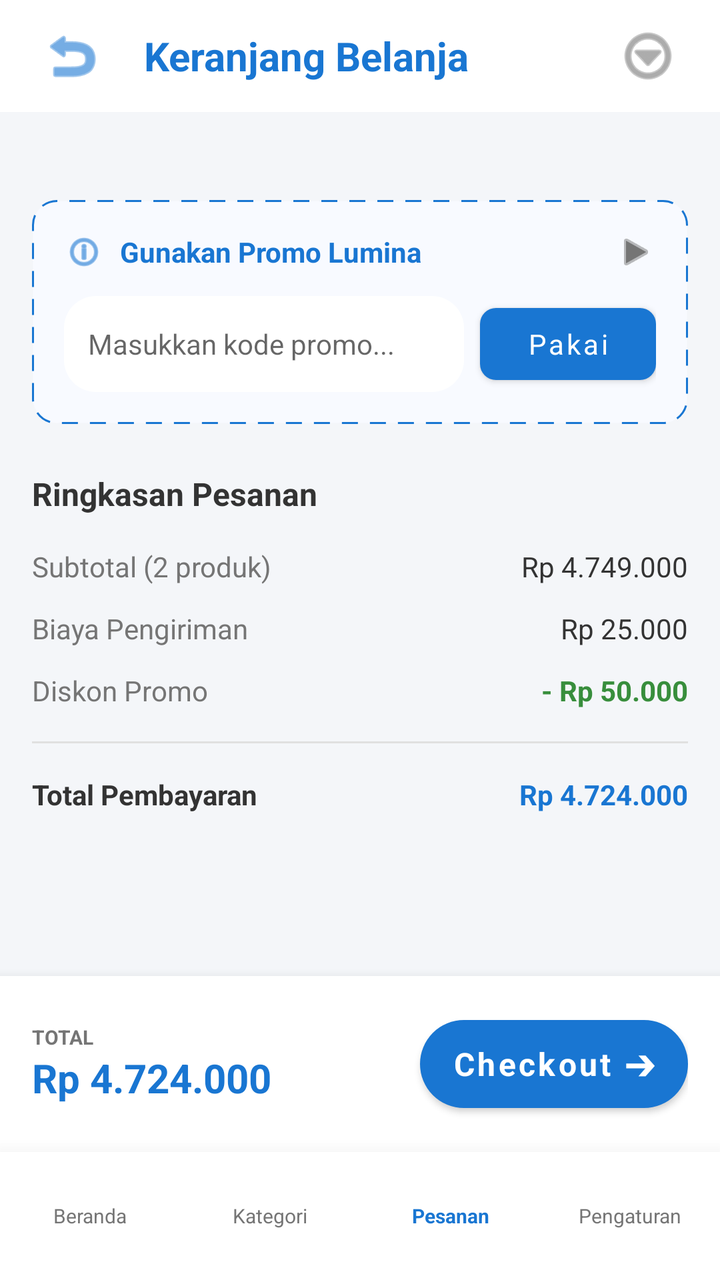
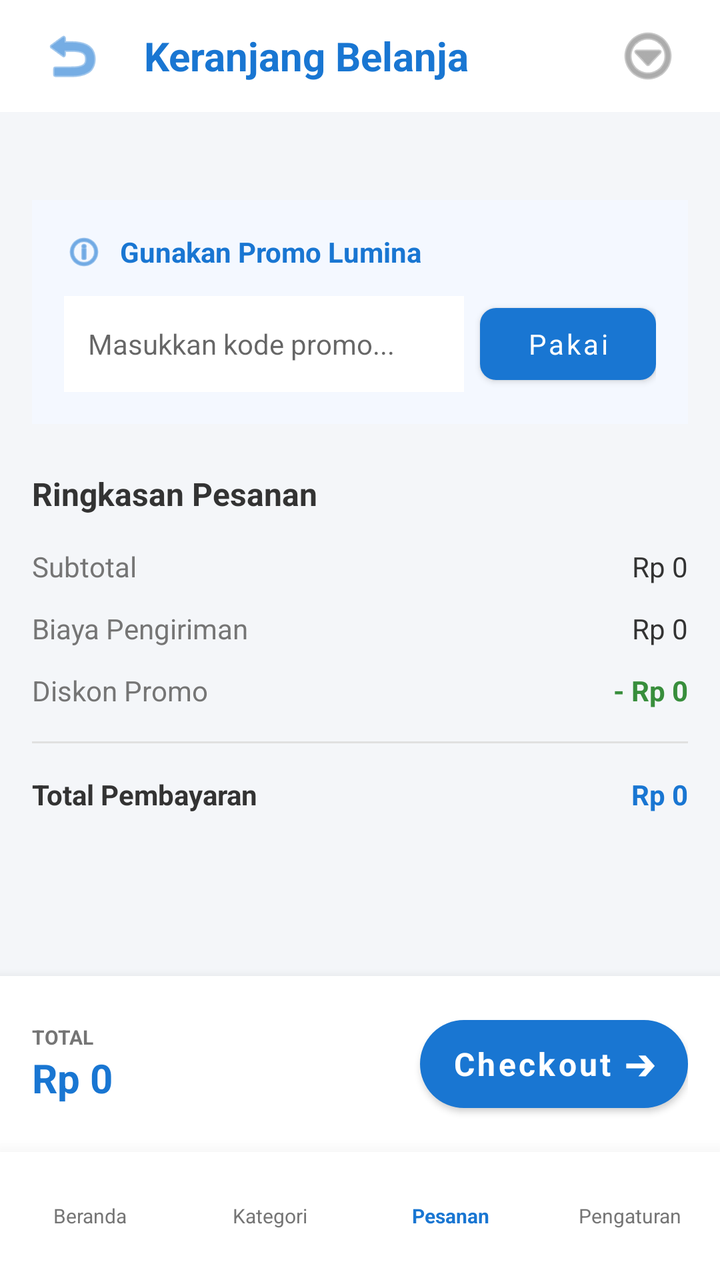

Before-and-after screenshots of an Android layout around one commit, followed by the original layout XML and the change that was made.
<!-- AndroidManifest.xml: application theme Theme.DataMart -->
<!-- res/layout/fragment_cart.xml -->
<?xml version="1.0" encoding="utf-8"?>
<androidx.constraintlayout.widget.ConstraintLayout xmlns:android="http://schemas.android.com/apk/res/android"
    xmlns:app="http://schemas.android.com/apk/res-auto"
    android:layout_width="match_parent"
    android:layout_height="match_parent"
    android:background="@color/background_light">

    <LinearLayout
        android:id="@+id/headerCart"
        android:layout_width="match_parent"
        android:layout_height="?attr/actionBarSize"
        android:gravity="center_vertical"
        android:orientation="horizontal"
        android:paddingHorizontal="16dp"
        android:background="@color/white"
        app:layout_constraintTop_toTopOf="parent">

        <ImageButton
            android:layout_width="40dp"
            android:layout_height="40dp"
            android:background="?attr/selectableItemBackgroundBorderless"
            android:src="@android:drawable/ic_menu_revert"
            app:tint="@color/lumina_blue" />

        <TextView
            android:layout_width="0dp"
            android:layout_height="wrap_content"
            android:layout_marginStart="16dp"
            android:layout_weight="1"
            android:text="Keranjang Belanja"
            android:textColor="@color/lumina_blue"
            android:textSize="20sp"
            android:textStyle="bold" />

        <ImageButton
            android:layout_width="40dp"
            android:layout_height="40dp"
            android:background="?attr/selectableItemBackgroundBorderless"
            android:src="@android:drawable/ic_menu_more"
            app:tint="@color/text_secondary" />
    </LinearLayout>

    <androidx.core.widget.NestedScrollView
        android:layout_width="match_parent"
        android:layout_height="0dp"
        android:fillViewport="true"
        android:paddingHorizontal="16dp"
        android:paddingTop="16dp"
        app:layout_constraintBottom_toTopOf="@+id/bottomCheckoutBar"
        app:layout_constraintTop_toBottomOf="@id/headerCart">

        <LinearLayout
            android:layout_width="match_parent"
            android:layout_height="wrap_content"
            android:orientation="vertical">

            <androidx.recyclerview.widget.RecyclerView
                android:id="@+id/rvCartItems"
                android:layout_width="match_parent"
                android:layout_height="wrap_content"
                android:layout_marginBottom="12dp"
                android:nestedScrollingEnabled="false" />

            <LinearLayout
                android:layout_width="match_parent"
                android:layout_height="wrap_content"
                android:layout_marginTop="16dp"
                android:background="@drawable/bg_dashed_promo"
                android:orientation="vertical"
                android:padding="16dp">

                <LinearLayout
                    android:layout_width="match_parent"
                    android:layout_height="wrap_content"
                    android:gravity="center_vertical"
                    android:orientation="horizontal">

                    <ImageView
                        android:layout_width="20dp"
                        android:layout_height="20dp"
                        android:src="@android:drawable/ic_menu_info_details"
                        app:tint="@color/lumina_blue" />

                    <TextView
                        android:layout_width="0dp"
                        android:layout_height="wrap_content"
                        android:layout_marginStart="8dp"
                        android:layout_weight="1"
                        android:text="Gunakan Promo Lumina"
                        android:textColor="@color/lumina_blue"
                        android:textSize="14sp"
                        android:textStyle="bold" />

                    <ImageView
                        android:layout_width="20dp"
                        android:layout_height="20dp"
                        android:src="@android:drawable/ic_media_play"
                        app:tint="@color/text_secondary" />
                </LinearLayout>

                <LinearLayout
                    android:layout_width="match_parent"
                    android:layout_height="wrap_content"
                    android:layout_marginTop="12dp"
                    android:orientation="horizontal">

                    <EditText
                        android:layout_width="0dp"
                        android:layout_height="48dp"
                        android:layout_weight="1"
                        android:background="@drawable/bg_banner_gradient"
                        android:backgroundTint="@color/white"
                        android:hint="Masukkan kode promo..."
                        android:paddingHorizontal="12dp"
                        android:textSize="14sp" />

                    <com.google.android.material.button.MaterialButton
                        android:layout_width="wrap_content"
                        android:layout_height="48dp"
                        android:layout_marginStart="8dp"
                        android:text="Pakai"
                        android:textAllCaps="false"
                        app:backgroundTint="@color/lumina_blue"
                        app:cornerRadius="8dp" />
                </LinearLayout>
            </LinearLayout>

            <TextView
                android:layout_width="wrap_content"
                android:layout_height="wrap_content"
                android:layout_marginTop="24dp"
                android:layout_marginBottom="16dp"
                android:text="Ringkasan Pesanan"
                android:textColor="@color/text_primary"
                android:textSize="16sp"
                android:textStyle="bold" />

            <RelativeLayout
                android:layout_width="match_parent"
                android:layout_height="wrap_content"
                android:layout_marginBottom="12dp">
                <TextView
                    android:layout_width="wrap_content"
                    android:layout_height="wrap_content"
                    android:text="Subtotal (2 produk)"
                    android:textColor="@color/text_secondary" />

                <TextView
                    android:id="@+id/tvSubtotalPrice"
                    android:layout_width="wrap_content"
                    android:layout_height="wrap_content"
                    android:layout_alignParentEnd="true"
                    android:text="Rp 4.749.000"
                    android:textColor="@color/text_primary" />
            </RelativeLayout>

            <RelativeLayout
                android:layout_width="match_parent"
                android:layout_height="wrap_content"
                android:layout_marginBottom="12dp">
                <TextView
                    android:layout_width="wrap_content"
                    android:layout_height="wrap_content"
                    android:text="Biaya Pengiriman"
                    android:textColor="@color/text_secondary" />
                <TextView
                    android:layout_width="wrap_content"
                    android:layout_height="wrap_content"
                    android:layout_alignParentEnd="true"
                    android:text="Rp 25.000"
                    android:textColor="@color/text_primary" />
            </RelativeLayout>

            <RelativeLayout
                android:layout_width="match_parent"
                android:layout_height="wrap_content"
                android:layout_marginBottom="16dp">
                <TextView
                    android:layout_width="wrap_content"
                    android:layout_height="wrap_content"
                    android:text="Diskon Promo"
                    android:textColor="@color/text_secondary" />
                <TextView
                    android:layout_width="wrap_content"
                    android:layout_height="wrap_content"
                    android:layout_alignParentEnd="true"
                    android:text="- Rp 50.000"
                    android:textColor="#388E3C"
                    android:textStyle="bold" />
            </RelativeLayout>

            <View
                android:layout_width="match_parent"
                android:layout_height="1dp"
                android:layout_marginBottom="16dp"
                android:background="#E0E0E0" />

            <RelativeLayout
                android:layout_width="match_parent"
                android:layout_height="wrap_content"
                android:layout_marginBottom="32dp">
                <TextView
                    android:layout_width="wrap_content"
                    android:layout_height="wrap_content"
                    android:text="Total Pembayaran"
                    android:textColor="@color/text_primary"
                    android:textStyle="bold" />

                <TextView
                    android:id="@+id/tvTotalPaymentPrice"
                    android:layout_width="wrap_content"
                    android:layout_height="wrap_content"
                    android:layout_alignParentEnd="true"
                    android:text="Rp 4.724.000"
                    android:textColor="@color/lumina_blue"
                    android:textStyle="bold" />
            </RelativeLayout>

        </LinearLayout>
    </androidx.core.widget.NestedScrollView>

    <LinearLayout
        android:id="@+id/bottomCheckoutBar"
        android:layout_width="match_parent"
        android:layout_height="wrap_content"
        android:background="@color/white"
        android:elevation="8dp"
        android:gravity="center_vertical"
        android:orientation="horizontal"
        android:padding="16dp"
        app:layout_constraintBottom_toTopOf="@+id/bottomNavigationMock">

        <LinearLayout
            android:layout_width="0dp"
            android:layout_height="wrap_content"
            android:layout_weight="1"
            android:orientation="vertical">

            <TextView
                android:layout_width="wrap_content"
                android:layout_height="wrap_content"
                android:text="TOTAL"
                android:textColor="@color/text_secondary"
                android:textSize="10sp"
                android:textStyle="bold" />

            <TextView
                android:id="@+id/tvStickyTotalPrice"
                android:layout_width="wrap_content"
                android:layout_height="wrap_content"
                android:text="Rp 4.724.000"
                android:textColor="@color/lumina_blue"
                android:textSize="20sp"
                android:textStyle="bold" />
        </LinearLayout>

        <com.google.android.material.button.MaterialButton
            android:layout_width="wrap_content"
            android:layout_height="56dp"
            android:text="Checkout ➔"
            android:textAllCaps="false"
            android:textSize="16sp"
            android:textStyle="bold"
            app:backgroundTint="@color/lumina_blue"
            app:cornerRadius="28dp" />
    </LinearLayout>

    <LinearLayout
        android:id="@+id/bottomNavigationMock"
        android:layout_width="match_parent"
        android:layout_height="64dp"
        android:background="@color/white"
        android:elevation="16dp"
        android:orientation="horizontal"
        app:layout_constraintBottom_toBottomOf="parent">

        <TextView
            android:layout_width="0dp"
            android:layout_height="match_parent"
            android:layout_weight="1"
            android:gravity="center"
            android:text="Beranda"
            android:textColor="@color/text_secondary"
            android:textSize="10sp" />
        <TextView
            android:layout_width="0dp"
            android:layout_height="match_parent"
            android:layout_weight="1"
            android:gravity="center"
            android:text="Kategori"
            android:textColor="@color/text_secondary"
            android:textSize="10sp" />
        <TextView
            android:layout_width="0dp"
            android:layout_height="match_parent"
            android:layout_weight="1"
            android:gravity="center"
            android:text="Pesanan"
            android:textColor="@color/lumina_blue"
            android:textSize="10sp"
            android:textStyle="bold" />
        <TextView
            android:layout_width="0dp"
            android:layout_height="match_parent"
            android:layout_weight="1"
            android:gravity="center"
            android:text="Pengaturan"
            android:textColor="@color/text_secondary"
            android:textSize="10sp" />
    </LinearLayout>

</androidx.constraintlayout.widget.ConstraintLayout>
<!-- resources referenced by this layout -->
<resources>
  <color name="background_light">#F4F6F9</color>
  <color name="lumina_blue">#1976D2</color>
  <color name="text_primary">#333333</color>
  <color name="text_secondary">#757575</color>
  <color name="white">#FFFFFFFF</color>
  <!-- drawable bg_banner_gradient (drawable) -->
  <?xml version="1.0" encoding="utf-8"?>
  <shape xmlns:android="http://schemas.android.com/apk/res/android"
      android:shape="rectangle">
  
      <gradient
          android:startColor="#0056D2"
          android:centerColor="#4A85D9"
          android:endColor="#C3D3E4"
          android:angle="0" />
  
      <corners android:radius="16dp" />
  </shape>
  <!-- drawable bg_dashed_promo (drawable) -->
  <?xml version="1.0" encoding="utf-8"?>
  <shape xmlns:android="http://schemas.android.com/apk/res/android"
      android:shape="rectangle">
      <solid android:color="#F8FAFF" /> <corners android:radius="12dp" />
      <stroke
          android:width="1dp"
          android:color="@color/lumina_blue"
          android:dashWidth="8dp"
          android:dashGap="6dp" />
  </shape>
  <style name="Theme.DataMart" parent="Theme.MaterialComponents.DayNight.NoActionBar">
  
          <item name="colorPrimary">@color/colorPrimary</item>
          <item name="colorPrimaryVariant">@color/colorPrimaryDark</item>
          <item name="colorOnPrimary">@color/white</item>
  
          <item name="colorSecondary">@color/colorAccent</item>
          <item name="colorSecondaryVariant">@color/colorAccent</item>
          <item name="colorOnSecondary">@color/white</item>
  
          <item name="android:statusBarColor">@color/colorPrimaryDark</item>
  
          <item name="android:fontFamily">sans-serif</item>
      </style>
  <color name="colorPrimary">#1976D2</color>
  <color name="colorPrimaryDark">#115293</color>
  <color name="colorAccent">#FF4081</color>
</resources>

<!-- the commit's change to res/layout/fragment_cart.xml (unified diff, before → after) -->
@@ -47,7 +47,7 @@
         android:paddingHorizontal="16dp"
         android:paddingTop="16dp"
         app:layout_constraintBottom_toTopOf="@+id/bottomCheckoutBar"
-        app:layout_constraintTop_toBottomOf="@id/headerCart">
+        app:layout_constraintTop_toBottomOf="@+id/headerCart">
 
         <LinearLayout
             android:layout_width="match_parent"
@@ -65,7 +65,7 @@
                 android:layout_width="match_parent"
                 android:layout_height="wrap_content"
                 android:layout_marginTop="16dp"
-                android:background="@drawable/bg_dashed_promo"
+                android:background="#F4F8FF"
                 android:orientation="vertical"
                 android:padding="16dp">
 
@@ -90,12 +90,6 @@
                         android:textColor="@color/lumina_blue"
                         android:textSize="14sp"
                         android:textStyle="bold" />
-
-                    <ImageView
-                        android:layout_width="20dp"
-                        android:layout_height="20dp"
-                        android:src="@android:drawable/ic_media_play"
-                        app:tint="@color/text_secondary" />
                 </LinearLayout>
 
                 <LinearLayout
@@ -108,8 +102,7 @@
                         android:layout_width="0dp"
                         android:layout_height="48dp"
                         android:layout_weight="1"
-                        android:background="@drawable/bg_banner_gradient"
-                        android:backgroundTint="@color/white"
+                        android:background="@color/white"
                         android:hint="Masukkan kode promo..."
                         android:paddingHorizontal="12dp"
                         android:textSize="14sp" />
@@ -142,7 +135,7 @@
                 <TextView
                     android:layout_width="wrap_content"
                     android:layout_height="wrap_content"
-                    android:text="Subtotal (2 produk)"
+                    android:text="Subtotal"
                     android:textColor="@color/text_secondary" />
 
                 <TextView
@@ -150,7 +143,7 @@
                     android:layout_width="wrap_content"
                     android:layout_height="wrap_content"
                     android:layout_alignParentEnd="true"
-                    android:text="Rp 4.749.000"
+                    android:text="Rp 0"
                     android:textColor="@color/text_primary" />
             </RelativeLayout>
 
@@ -164,10 +157,11 @@
                     android:text="Biaya Pengiriman"
                     android:textColor="@color/text_secondary" />
                 <TextView
+                    android:id="@+id/tvShippingPrice"
                     android:layout_width="wrap_content"
                     android:layout_height="wrap_content"
                     android:layout_alignParentEnd="true"
-                    android:text="Rp 25.000"
+                    android:text="Rp 0"
                     android:textColor="@color/text_primary" />
             </RelativeLayout>
 
@@ -181,10 +175,11 @@
                     android:text="Diskon Promo"
                     android:textColor="@color/text_secondary" />
                 <TextView
+                    android:id="@+id/tvDiscountPrice"
                     android:layout_width="wrap_content"
                     android:layout_height="wrap_content"
                     android:layout_alignParentEnd="true"
-                    android:text="- Rp 50.000"
+                    android:text="- Rp 0"
                     android:textColor="#388E3C"
                     android:textStyle="bold" />
             </RelativeLayout>
@@ -211,7 +206,7 @@
                     android:layout_width="wrap_content"
                     android:layout_height="wrap_content"
                     android:layout_alignParentEnd="true"
-                    android:text="Rp 4.724.000"
+                    android:text="Rp 0"
                     android:textColor="@color/lumina_blue"
                     android:textStyle="bold" />
             </RelativeLayout>
@@ -248,7 +243,7 @@
                 android:id="@+id/tvStickyTotalPrice"
                 android:layout_width="wrap_content"
                 android:layout_height="wrap_content"
-                android:text="Rp 4.724.000"
+                android:text="Rp 0"
                 android:textColor="@color/lumina_blue"
                 android:textSize="20sp"
                 android:textStyle="bold" />
<!-- resource entries referenced after the edit -->
@@ -5,30 +5,6 @@
   <color name="text_primary">#333333</color>
   <color name="text_secondary">#757575</color>
   <color name="white">#FFFFFFFF</color>
-  <!-- drawable bg_banner_gradient (drawable) -->
-  <?xml version="1.0" encoding="utf-8"?>
-  <shape xmlns:android="http://schemas.android.com/apk/res/android"
-      android:shape="rectangle">
-  
-      <gradient
-          android:startColor="#0056D2"
-          android:centerColor="#4A85D9"
-          android:endColor="#C3D3E4"
-          android:angle="0" />
-  
-      <corners android:radius="16dp" />
-  </shape>
-  <!-- drawable bg_dashed_promo (drawable) -->
-  <?xml version="1.0" encoding="utf-8"?>
-  <shape xmlns:android="http://schemas.android.com/apk/res/android"
-      android:shape="rectangle">
-      <solid android:color="#F8FAFF" /> <corners android:radius="12dp" />
-      <stroke
-          android:width="1dp"
-          android:color="@color/lumina_blue"
-          android:dashWidth="8dp"
-          android:dashGap="6dp" />
-  </shape>
   <style name="Theme.DataMart" parent="Theme.MaterialComponents.DayNight.NoActionBar">
   
           <item name="colorPrimary">@color/colorPrimary</item>
